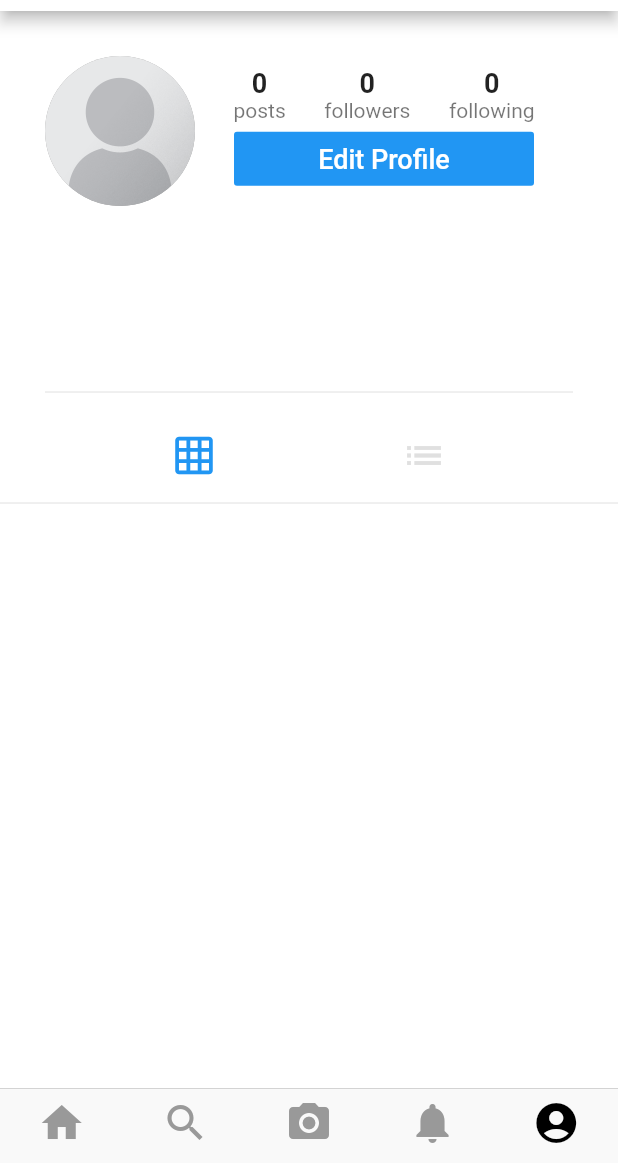
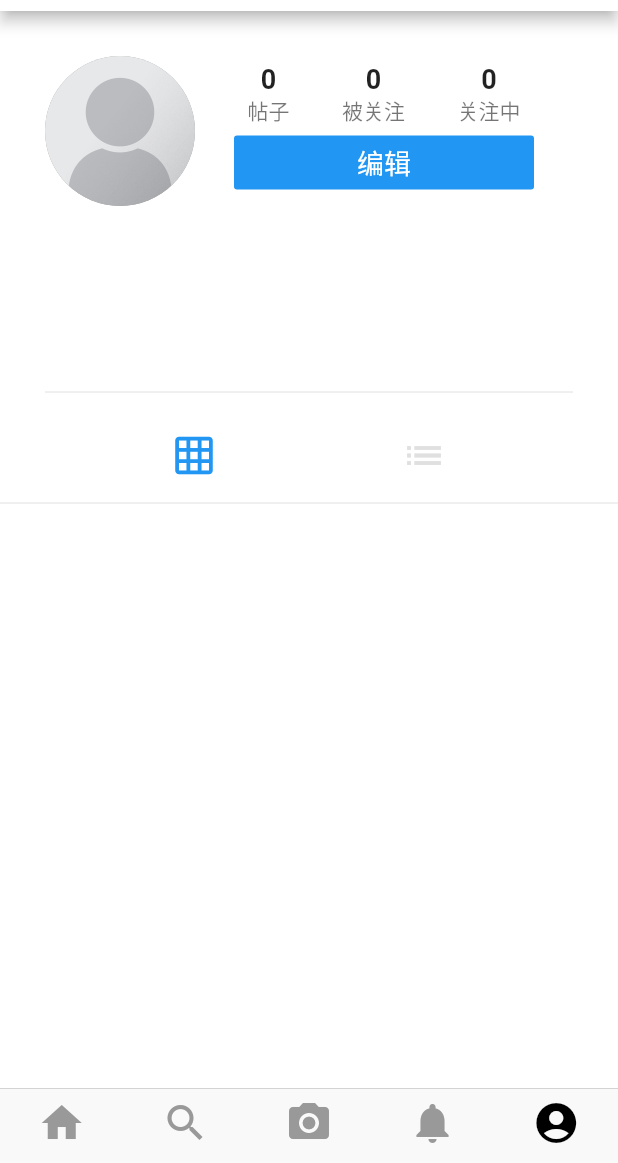
Before and after one commit to YuanRuQian/view, a Flutter app: the screen it shows once a user with an empty profile is signed in, swiped to page 5, on a phone screen of 412 x 824 dp, the part 73-1236 px from its top. Run offline on Flutter 3.47's test engine with Material 2 defaults, Android fonts, the phone set to English and light mode, and no system bars; our stand-ins replace cached_network_image, cloud_firestore, firebase_auth, firebase_storage, flutter_image_compress, image_cropper and 1 more; missing offline and left inert: animator; accounts and stored records are empty.

Commit message:
improve chinese captions

```diff
--- a/lib/ui/pages/profilePage.dart
+++ b/lib/ui/pages/profilePage.dart
@@ -134,7 +134,7 @@ class _ProfilePageState extends State<ProfilePage> {
               color: Colors.blue,
               textColor: Colors.white,
               child: Text(
-                'Edit Profile',
+                '编辑',
                 style: TextStyle(fontSize: 18.0),
               ),
             ),
@@ -146,7 +146,7 @@ class _ProfilePageState extends State<ProfilePage> {
               color: _isFollowing ? Colors.grey[200] : Colors.blue,
               textColor: _isFollowing ? Colors.black : Colors.white,
               child: Text(
-                _isFollowing ? 'Unfollow' : 'Follow',
+                _isFollowing ? '取消关注' : '关注',
                 style: TextStyle(fontSize: 18.0),
               ),
             ),
@@ -183,7 +183,7 @@ class _ProfilePageState extends State<ProfilePage> {
                               ),
                             ),
                             Text(
-                              'posts',
+                              '帖子',
                               style: TextStyle(color: Colors.black54),
                             ),
                           ],
@@ -198,7 +198,7 @@ class _ProfilePageState extends State<ProfilePage> {
                               ),
                             ),
                             Text(
-                              'followers',
+                              '被关注',
                               style: TextStyle(color: Colors.black54),
                             ),
                           ],
@@ -213,7 +213,7 @@ class _ProfilePageState extends State<ProfilePage> {
                               ),
                             ),
                             Text(
-                              'following',
+                              '关注中',
                               style: TextStyle(color: Colors.black54),
                             ),
                           ],
```
